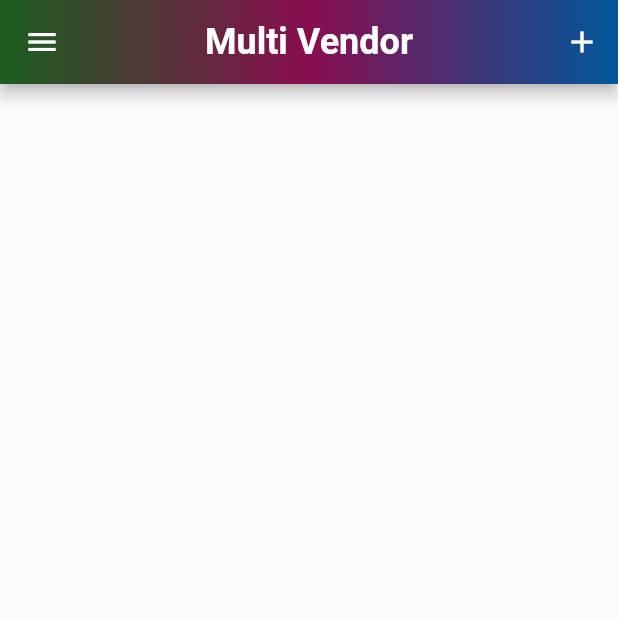
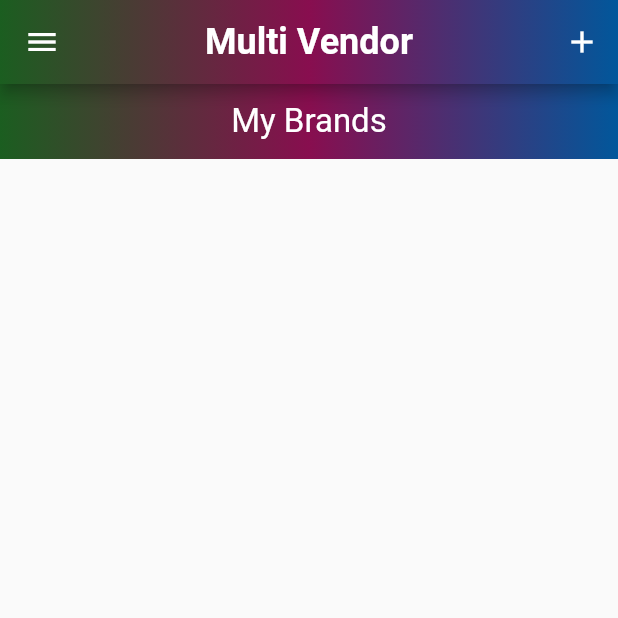
Before and after one commit to ttoghere/ecomflutter3sellers, a Flutter app: the HomeScreen screen opened directly, on a phone screen of 412 x 824 dp, the top half of it. Run offline on Flutter 3.47's test engine with Material 2 defaults, Android fonts, the phone set to English and light mode, and no system bars; our stand-ins replace cloud_firestore, firebase_auth, firebase_core, firebase_storage, image_picker, shared_preferences; accounts and stored records are empty.

Commit message:
some more product funcs befor users

```diff
--- a/lib/authScreens/login_page.dart
+++ b/lib/authScreens/login_page.dart
@@ -1,10 +1,10 @@
 import 'package:cloud_firestore/cloud_firestore.dart';
+import 'package:ecomflutter3sellers/components/custom_text_field.dart';
+import 'package:ecomflutter3sellers/components/loading_dialog.dart';
 import 'package:firebase_auth/firebase_auth.dart';
 import 'package:flutter/material.dart';
 import '../global/global.dart';
 import '../splashScreen/my_splash_screen.dart';
-import '../widgets/custom_text_field.dart';
-import '../widgets/loading_dialog.dart';
 
 class LoginPage extends StatefulWidget {
   @override
--- a/lib/authScreens/sign_up_page.dart
+++ b/lib/authScreens/sign_up_page.dart
@@ -1,5 +1,7 @@
 import 'dart:io';
 import 'package:cloud_firestore/cloud_firestore.dart';
+import 'package:ecomflutter3sellers/components/custom_text_field.dart';
+import 'package:ecomflutter3sellers/components/loading_dialog.dart';
 import 'package:firebase_auth/firebase_auth.dart';
 import 'package:flutter/material.dart';
 import 'package:image_picker/image_picker.dart';
@@ -8,8 +10,6 @@ import 'package:firebase_storage/firebase_storage.dart' as fStorage;
 
 import '../global/global.dart';
 import '../splashScreen/my_splash_screen.dart';
-import '../widgets/custom_text_field.dart';
-import '../widgets/loading_dialog.dart';
 
 class SignUpPage extends StatefulWidget {
   @override
--- a/lib/brandsScreens/home_screen.dart
+++ b/lib/brandsScreens/home_screen.dart
@@ -1,10 +1,15 @@
+import 'package:cloud_firestore/cloud_firestore.dart';
+import 'package:ecomflutter3sellers/brandsScreens/components/brands_ui_design_widget.dart';
+import 'package:ecomflutter3sellers/brandsScreens/components/text_delegate_header.dart';
 import 'package:ecomflutter3sellers/brandsScreens/upload_brands_screen.dart';
+import 'package:ecomflutter3sellers/components/my_drawer.dart';
 import 'package:ecomflutter3sellers/global/global.dart';
+import 'package:ecomflutter3sellers/models/brands.dart';
 import 'package:flutter/material.dart';
-
-import '../widgets/my_drawer.dart';
+import 'package:flutter_staggered_grid_view/flutter_staggered_grid_view.dart';
 
 class HomeScreen extends StatefulWidget {
+  static const routeName = "/brandshomescreen";
   @override
   State<HomeScreen> createState() => _HomeScreenState();
 }
@@ -39,6 +44,70 @@ class _HomeScreenState extends State<HomeScreen> {
           ),
         ],
       ),
+      body: SingleChildScrollView(
+        child:
+
+            //1. write query
+            //2  model
+            //3. ui design widget
+
+            Column(
+          children: [
+            Container(
+              width: double.infinity,
+              height: 50,
+              decoration: boxDecoration,
+              child: Center(
+                child: Text(
+                  "My Brands",
+                  style: Theme.of(context).textTheme.bodyMedium!.copyWith(color: Colors.white,fontSize: 22),
+                  textAlign: TextAlign.center,
+                ),
+              ),
+            ),
+            StreamBuilder(
+              stream: FirebaseFirestore.instance
+                  .collection("sellers")
+                  .doc(sharedPreferences!.getString("uid"))
+                  .collection("brands")
+                  .orderBy("publishedDate", descending: true)
+                  .snapshots(),
+              builder: (context, AsyncSnapshot dataSnapshot) {
+                if (dataSnapshot.hasData) //if brands exists
+                {
+                  //display brands
+                  return SizedBox(
+                    height: MediaQuery.of(context).size.height - 150,
+                    width: double.infinity,
+                    child: ListView.builder(
+                      itemBuilder: (context, index) {
+                        Brands brandsModel = Brands.fromJson(
+                          dataSnapshot.data.docs[index].data()
+                              as Map<String, dynamic>,
+                        );
+                        return BrandsUiDesignWidget(
+                          model: brandsModel,
+                          context: context,
+                        );
+                      },
+                      itemCount: dataSnapshot.data.docs.length,
+                    ),
+                  );
+                } else //if brands NOT exists
+                {
+                  return const SliverToBoxAdapter(
+                    child: Center(
+                      child: Text(
+                        "No brands exists",
+                      ),
+                    ),
+                  );
+                }
+              },
+            ),
+          ],
+        ),
+      ),
     );
   }
 }
--- a/lib/mainScreens/home_screen.dart
+++ b/lib/mainScreens/home_screen.dart
@@ -1,7 +1,5 @@
+import 'package:ecomflutter3sellers/components/my_drawer.dart';
 import 'package:flutter/material.dart';
-
-import '../widgets/my_drawer.dart';
-
 
 class HomeScreen extends StatefulWidget
 {
--- /dev/null
+++ b/lib/models/brands.dart
@@ -0,0 +1,31 @@
+// ignore_for_file: public_member_api_docs, sort_constructors_first
+import 'package:cloud_firestore/cloud_firestore.dart';
+
+class Brands {
+  String? brandID;
+  String? brandInfo;
+  String? brandTitle;
+  Timestamp? publishedDate;
+  String? sellerUID;
+  String? status;
+  String? thumbnailUrl;
+  Brands({
+    this.brandID,
+    this.brandInfo,
+    this.brandTitle,
+    this.publishedDate,
+    this.sellerUID,
+    this.status,
+    this.thumbnailUrl,
+  });
+
+  Brands.fromJson(Map<String, dynamic> json) {
+    brandID = json["brandID"];
+    brandInfo = json["brandInfo"];
+    brandTitle = json["brandTitle"];
+    publishedDate = json["publishedDate"];
+    sellerUID = json["sellerUID"];
+    status = json["status"];
+    thumbnailUrl = json["thumbnailUrl"];
+  }
+}
--- a/pubspec.yaml
+++ b/pubspec.yaml
@@ -34,6 +34,7 @@ dependencies:
   firebase_storage: ^10.3.5
   flutter:
     sdk: flutter
+  flutter_staggered_grid_view: ^0.6.2
   image_picker: ^0.8.5+3
   shared_preferences: ^2.0.15
 
```
Also changed, not shown: lib/brandsScreens/components/brands_ui_design_widget.dart (added, +66 -0 lines), lib/brandsScreens/components/text_delegate_header.dart (added, +48 -0 lines), lib/main.dart (+5 -10 lines), lib/components/custom_text_field.dart (renamed from lib/widgets/custom_text_field.dart), lib/components/loading_dialog.dart (renamed from lib/widgets/loading_dialog.dart), lib/components/my_drawer.dart (renamed from lib/widgets/my_drawer.dart), lib/components/progress_bar.dart (renamed from lib/widgets/progress_bar.dart), pubspec.lock.
